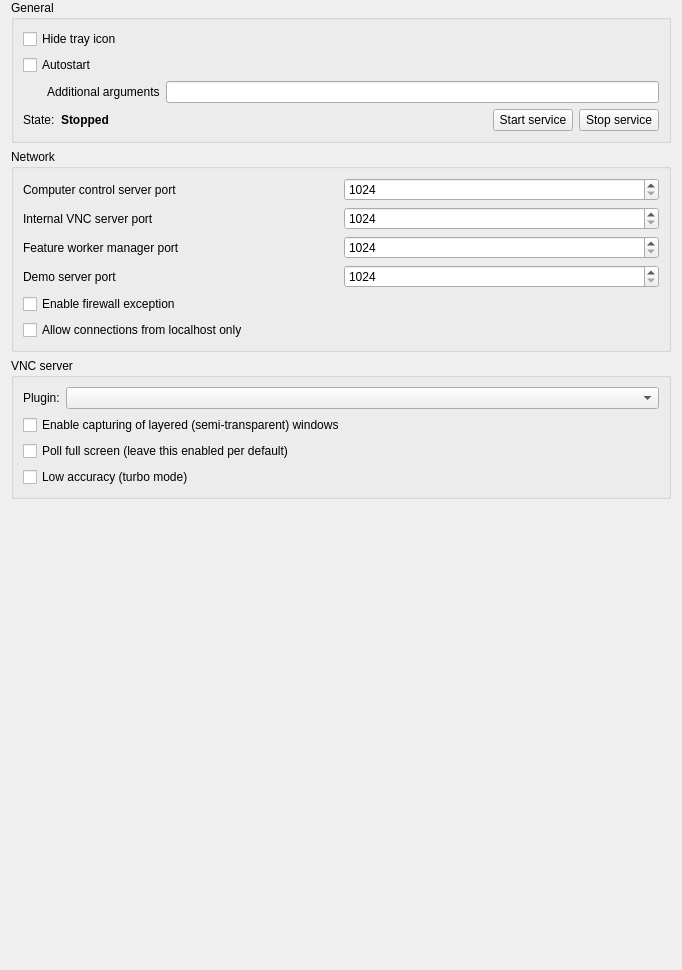
This is configurator/forms/ServiceConfigurationPage.ui in veyon/veyon as Qt 5 draws it before an edit. The edited form follows.
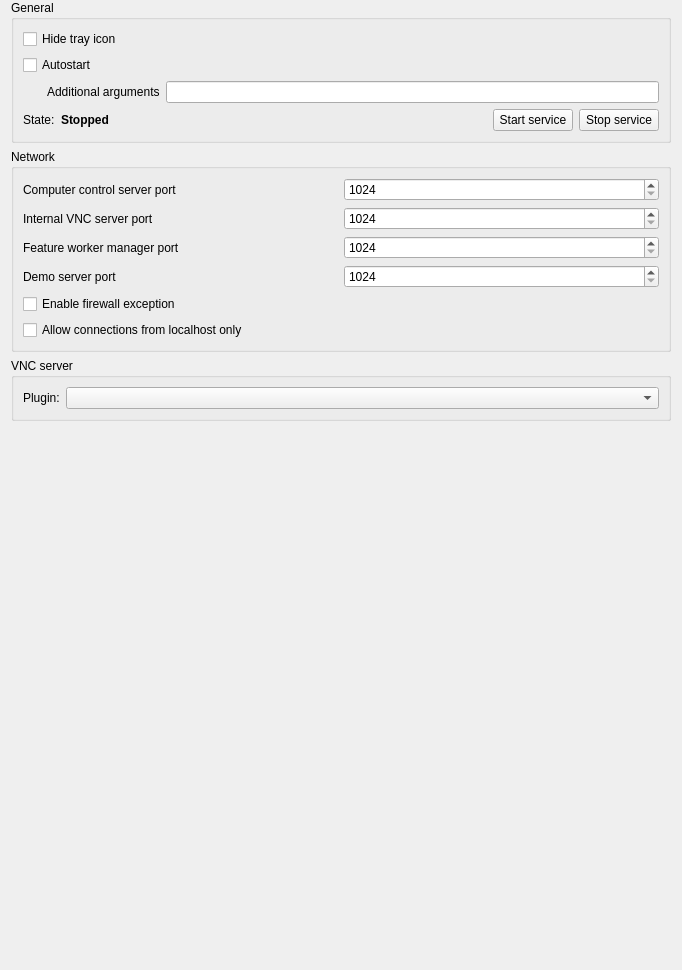
This is the edited form. Icons and pictures are not drawn.

Commit message: Plugins: VncServer: UltraVNC: add and integrate configuration widget

```diff
--- a/configurator/forms/ServiceConfigurationPage.ui
+++ b/configurator/forms/ServiceConfigurationPage.ui
@@ -224,8 +224,17 @@
      <property name="title">
       <string>VNC server</string>
      </property>
-     <layout class="QGridLayout" name="vncServerGroupBoxLayout">
-      <item row="0" column="1">
+     <layout class="QVBoxLayout" name="vncServerGroupBoxLayout">
+      <item>
+       <layout class="QHBoxLayout" name="horizontalLayout">
+        <item>
+         <widget class="QLabel" name="label">
+          <property name="text">
+           <string>Plugin:</string>
+          </property>
+         </widget>
+        </item>
+        <item>
        <widget class="QComboBox" name="vncServerPlugin">
         <property name="sizePolicy">
          <sizepolicy hsizetype="MinimumExpanding" vsizetype="Fixed">
@@ -235,33 +244,7 @@
         </property>
        </widget>
       </item>
-      <item row="0" column="0">
-       <widget class="QLabel" name="label">
-        <property name="text">
-         <string>Plugin:</string>
-        </property>
-       </widget>
-      </item>
-      <item row="1" column="0" colspan="2">
-       <widget class="QCheckBox" name="vncCaptureLayeredWindows">
-        <property name="text">
-         <string>Enable capturing of layered (semi-transparent) windows</string>
-        </property>
-       </widget>
-      </item>
-      <item row="2" column="0" colspan="2">
-       <widget class="QCheckBox" name="vncPollFullScreen">
-        <property name="text">
-         <string>Poll full screen (leave this enabled per default)</string>
-        </property>
-       </widget>
-      </item>
-      <item row="3" column="0" colspan="2">
-       <widget class="QCheckBox" name="vncLowAccuracy">
-        <property name="text">
-         <string>Low accuracy (turbo mode)</string>
-        </property>
-       </widget>
+       </layout>
       </item>
      </layout>
     </widget>
```
Left out of the diff: 3 changed lines with no effect on the pictures. Lines whose indentation alone changed are shown as unchanged. The commit also changes 7 other files.
